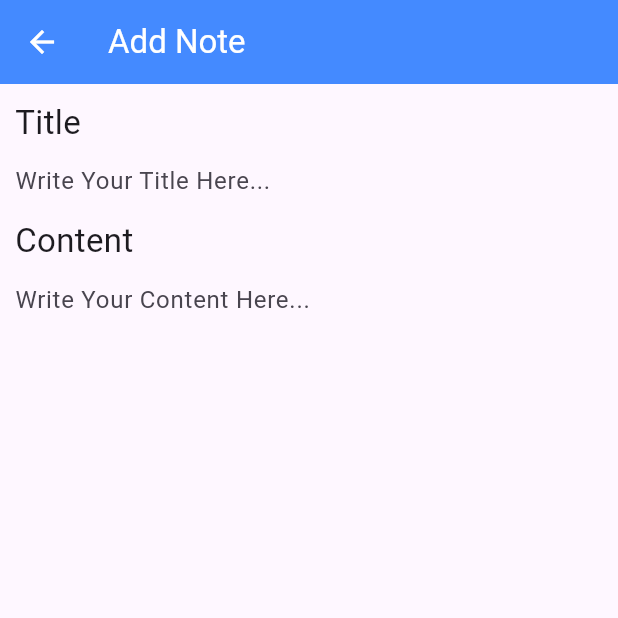
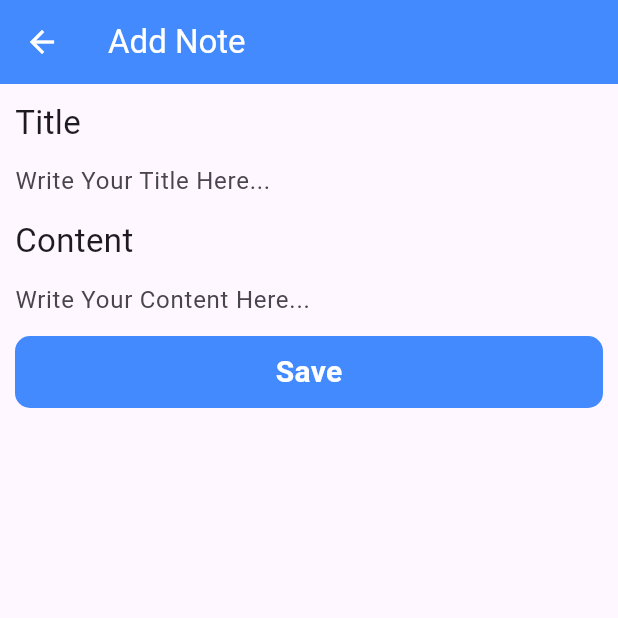
Before and after one commit to BaselMoustafa/notes_app_creativa, a Flutter app: the SetNoteScreen screen opened directly, on a phone screen of 412 x 824 dp, the top half of it. Run offline on Flutter 3.47's test engine with Material 3 defaults, Android fonts, the phone set to English and light mode, and no system bars.

Commit message:
create custom button widget

```diff
--- a/lib/screens/set_note_screen.dart
+++ b/lib/screens/set_note_screen.dart
@@ -2,6 +2,7 @@ import 'package:flutter/material.dart';
 import 'package:notes_app_creativa/models/note.dart';
 import 'package:notes_app_creativa/style/app_colors.dart';
 import 'package:notes_app_creativa/style/app_text_styles.dart';
+import 'package:notes_app_creativa/widgets/custom_button.dart';
 import 'package:notes_app_creativa/widgets/custom_text_form_field.dart';
 
 class SetNoteScreen extends StatefulWidget {
@@ -62,6 +63,13 @@ class _SetNoteScreenState extends State<SetNoteScreen> {
               hintText: "Write Your Content Here...",
               maxLines: 7,
             ),
+
+            CustomButton(
+              title: "Save",
+              onTap: () {
+                print("Saved====");
+              },
+            )
           ],
         ),
       ),
--- a/lib/widgets/custom_button.dart
+++ b/lib/widgets/custom_button.dart
@@ -0,0 +1,35 @@
+import 'package:flutter/material.dart';
+import 'package:notes_app_creativa/style/app_colors.dart';
+import 'package:notes_app_creativa/style/app_text_styles.dart';
+
+class CustomButton extends StatelessWidget {
+  const CustomButton({
+    super.key,
+    required this.title,
+    required this.onTap,
+  });
+
+  final String title;
+  final VoidCallback onTap;
+
+  @override
+  Widget build(BuildContext context) {
+    return GestureDetector(
+      onTap: onTap,
+      child: Container(
+        height: 48,
+        alignment: Alignment.center,
+        decoration: BoxDecoration(
+          borderRadius: BorderRadius.circular(10),
+          color: AppColors.primary,
+        ),
+        child: Text(
+          title,
+          style: AppTextStyles.bold20.copyWith(
+            color: AppColors.white
+          ),
+        ),
+      ),
+    );
+  }
+}
```
